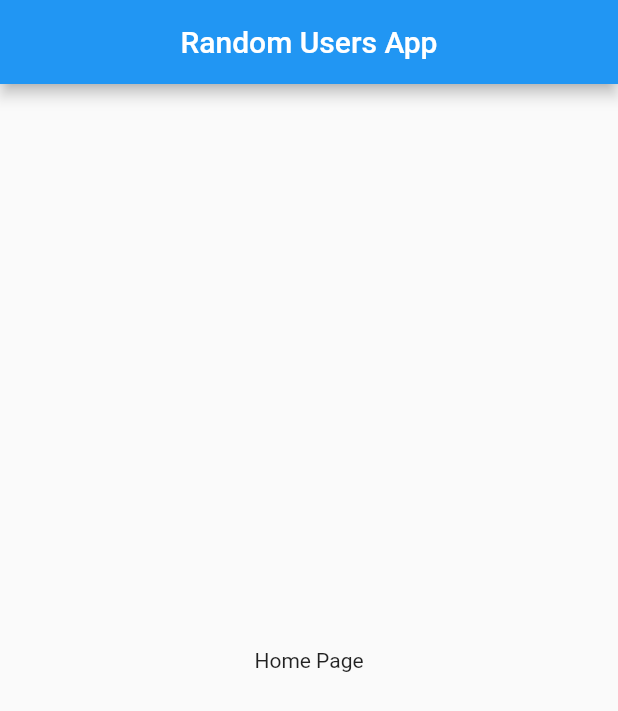
After one commit to Franciscof11/RandomUsersApp, a Flutter app: the screen it shows after launch, on a phone screen of 412 x 824 dp. The commit adds this screen. Shown: the top 711 px of the screen. Run offline on Flutter 3.47's test engine with Material 2 defaults, Android fonts, the phone set to English and light mode, and no system bars.

Commit message:
Starting HomePage Construction

```diff
--- /dev/null
+++ b/lib/app/screens/HomePage.dart
@@ -0,0 +1,22 @@
+import 'package:flutter/material.dart';
+
+class HomePage extends StatefulWidget {
+  const HomePage({super.key});
+
+  @override
+  State<HomePage> createState() => _HomePageState();
+}
+
+class _HomePageState extends State<HomePage> {
+  @override
+  Widget build(BuildContext context) {
+    return Scaffold(
+      appBar: AppBar(
+        title: const Center(child: Text("Random Users App")),
+      ),
+      body: const Center(
+        child: Text("Home Page"),
+      ),
+    );
+  }
+}
```
Also changed, not shown: lib/main.dart (+8 -102 lines).
